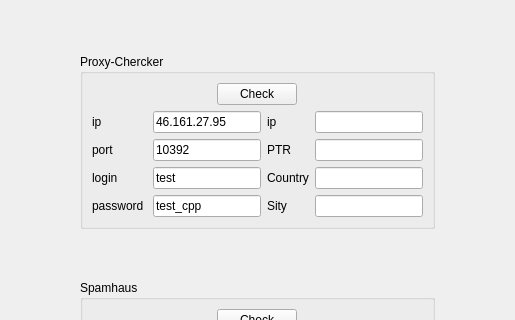
Old version of the form mainwindow.ui in the repository IlyaChr/Proxy; both pictures show x 142 to 657 and y 0 to 320 of the 800 by 600 pixel window.
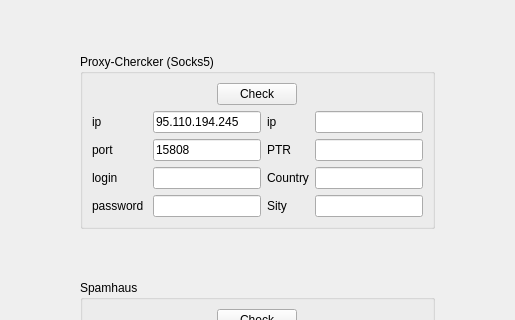
New version of the form.

What changed in the file:
```diff
--- a/mainwindow.ui
+++ b/mainwindow.ui
@@ -24,7 +24,7 @@
        </sizepolicy>
       </property>
       <property name="title">
-       <string>Proxy-Chercker</string>
+       <string>Proxy-Chercker (Socks5)</string>
       </property>
       <layout class="QVBoxLayout" name="verticalLayout">
        <item alignment="Qt::AlignHCenter">
@@ -66,7 +66,7 @@
               </size>
              </property>
              <property name="text">
-              <string>10392</string>
+              <string>15808</string>
              </property>
             </widget>
            </item>
@@ -85,7 +85,7 @@
               </size>
              </property>
              <property name="text">
-              <string>test</string>
+              <string/>
              </property>
              <property name="maxLength">
               <number>15</number>
@@ -107,7 +107,7 @@
               </size>
              </property>
              <property name="text">
-              <string>46.161.27.95</string>
+              <string>95.110.194.245</string>
              </property>
             </widget>
            </item>
@@ -126,7 +126,7 @@
               </size>
              </property>
              <property name="text">
-              <string>test_cpp</string>
+              <string/>
              </property>
              <property name="maxLength">
               <number>15</number>
```
